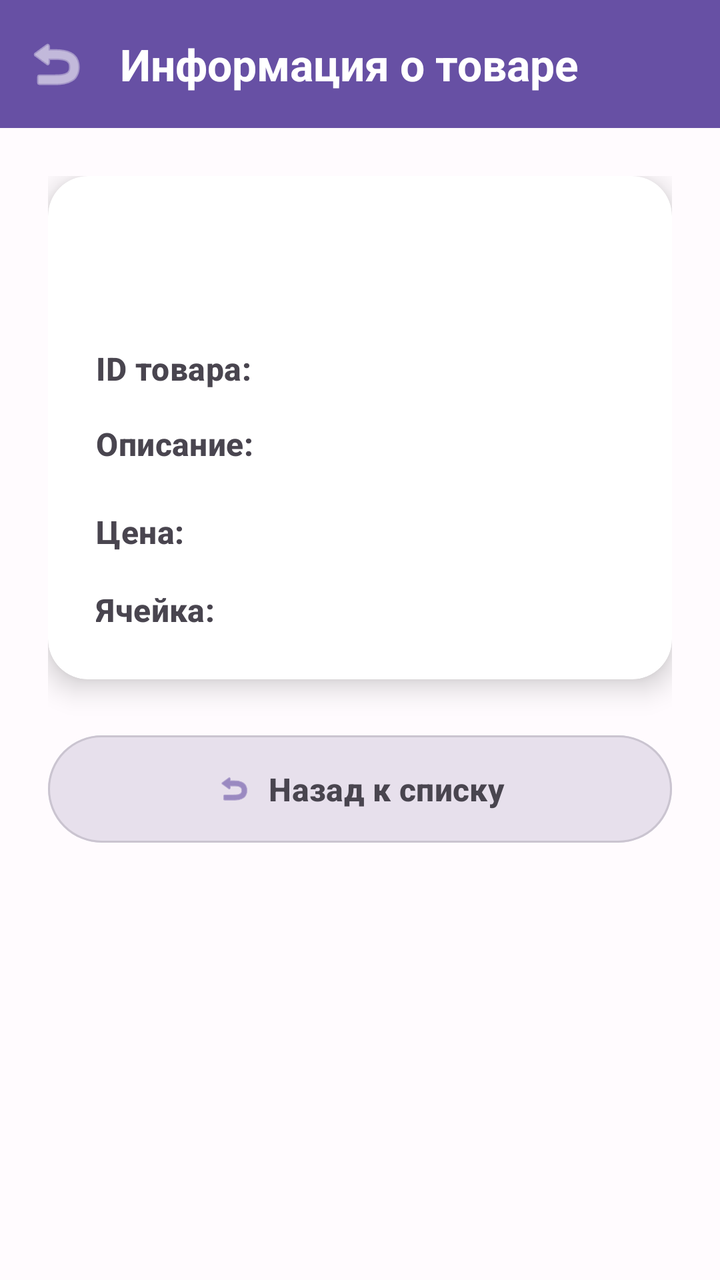
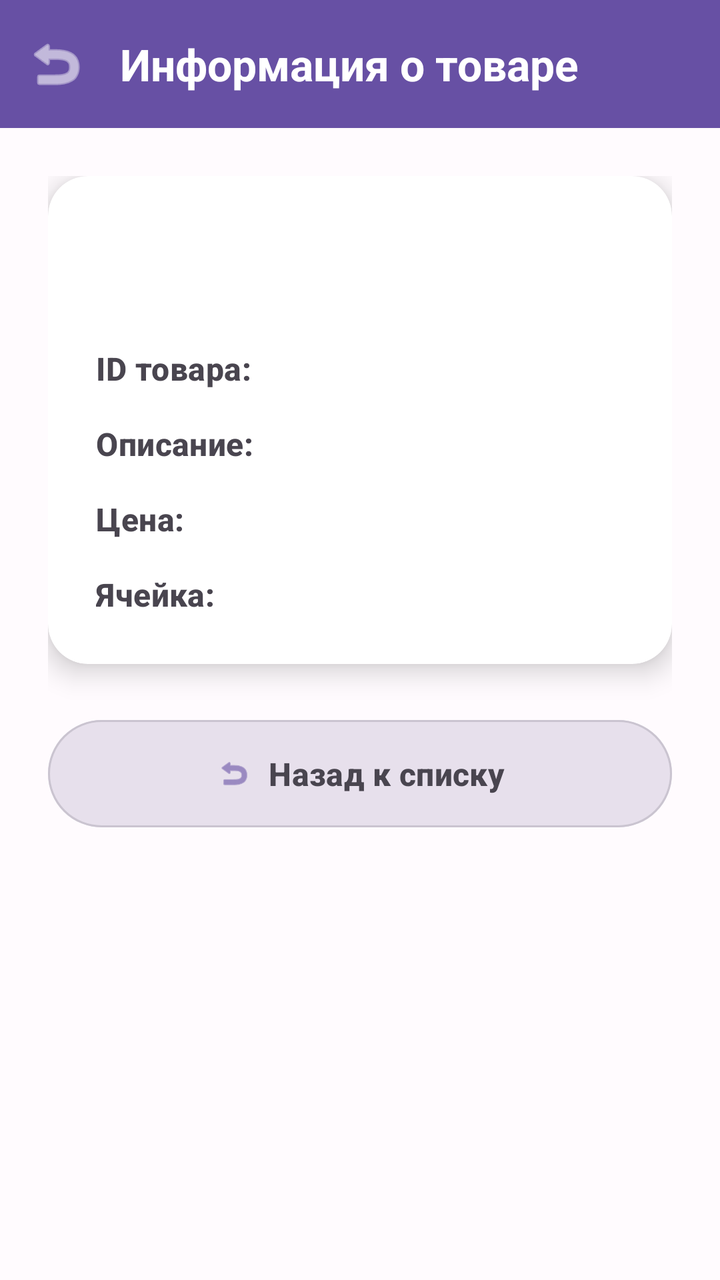

Before-and-after screenshots of an Android layout around one commit, followed by the original layout XML and the change that was made.
<!-- AndroidManifest.xml: application theme AppTheme -->
<!-- res/layout/activity_product_details.xml -->
<?xml version="1.0" encoding="utf-8"?>
<androidx.coordinatorlayout.widget.CoordinatorLayout xmlns:android="http://schemas.android.com/apk/res/android"
    xmlns:app="http://schemas.android.com/apk/res-auto"
    android:layout_width="match_parent"
    android:layout_height="match_parent"
    android:background="@color/background">

    
    <com.google.android.material.appbar.AppBarLayout
        android:layout_width="match_parent"
        android:layout_height="wrap_content"
        android:background="@color/primary"
        app:elevation="0dp">

        <com.google.android.material.appbar.MaterialToolbar
            android:id="@+id/toolbar"
            android:layout_width="match_parent"
            android:layout_height="?attr/actionBarSize"
            app:title="@string/product_details_title"
            app:titleTextColor="@color/on_primary"
            app:titleTextAppearance="@style/TextAppearance.App.TitleLarge"
            app:navigationIcon="@android:drawable/ic_menu_revert"
            app:navigationIconTint="@color/on_primary" />

    </com.google.android.material.appbar.AppBarLayout>

    
    <androidx.core.widget.NestedScrollView
        android:layout_width="match_parent"
        android:layout_height="match_parent"
        app:layout_behavior="@string/appbar_scrolling_view_behavior">

        <LinearLayout
            android:layout_width="match_parent"
            android:layout_height="wrap_content"
            android:orientation="vertical"
            android:padding="24dp">

            
            <androidx.cardview.widget.CardView
                android:id="@+id/productCard"
                android:layout_width="match_parent"
                android:layout_height="wrap_content"
                android:layout_marginBottom="24dp"
                app:cardBackgroundColor="@color/card_background"
                app:cardCornerRadius="20dp"
                app:cardElevation="8dp">

                <LinearLayout
                    android:layout_width="match_parent"
                    android:layout_height="wrap_content"
                    android:orientation="vertical"
                    android:padding="24dp">

                    
                    <TextView
                        android:id="@+id/productName"
                        android:layout_width="match_parent"
                        android:layout_height="wrap_content"
                        android:textAppearance="@style/TextAppearance.App.HeadlineMedium"
                        android:textColor="@color/text_primary"
                        android:textAlignment="center"
                        android:layout_marginBottom="24dp" />

                    
                    <LinearLayout
                        android:layout_width="match_parent"
                        android:layout_height="wrap_content"
                        android:orientation="vertical">

                        
                        <LinearLayout
                            android:layout_width="match_parent"
                            android:layout_height="wrap_content"
                            android:orientation="horizontal"
                            android:layout_marginBottom="16dp">

                            <TextView
                                android:layout_width="wrap_content"
                                android:layout_height="wrap_content"
                                android:text="@string/product_barcode_label"
                                android:textAppearance="@style/TextAppearance.App.TitleMedium"
                                android:textColor="@color/text_secondary" />

                            <TextView
                                android:id="@+id/productBarcode"
                                android:layout_width="0dp"
                                android:layout_height="wrap_content"
                                android:layout_weight="1"
                                android:textAppearance="@style/TextAppearance.App.BodyLarge"
                                android:textColor="@color/text_primary"
                                android:fontFamily="monospace" />

                        </LinearLayout>

                        
                        <LinearLayout
                            android:layout_width="match_parent"
                            android:layout_height="wrap_content"
                            android:orientation="horizontal"
                            android:layout_marginBottom="16dp">

                            <TextView
                                android:layout_width="wrap_content"
                                android:layout_height="wrap_content"
                                android:text="@string/product_description_label"
                                android:textAppearance="@style/TextAppearance.App.TitleMedium"
                                android:textColor="@color/text_secondary" />

                            <TextView
                                android:id="@+id/productDescription"
                                android:layout_width="0dp"
                                android:layout_height="wrap_content"
                                android:layout_weight="1"
                                android:textAppearance="@style/TextAppearance.App.BodyMedium"
                                android:textColor="@color/text_secondary" />

                        </LinearLayout>

                        
                        <LinearLayout
                            android:layout_width="match_parent"
                            android:layout_height="wrap_content"
                            android:orientation="horizontal"
                            android:layout_marginBottom="16dp">

                            <TextView
                                android:layout_width="wrap_content"
                                android:layout_height="wrap_content"
                                android:text="@string/product_price_label"
                                android:textAppearance="@style/TextAppearance.App.TitleMedium"
                                android:textColor="@color/text_secondary" />

                            <TextView
                                android:id="@+id/productPrice"
                                android:layout_width="0dp"
                                android:layout_height="wrap_content"
                                android:layout_weight="1"
                                android:textAppearance="@style/TextAppearance.App.TitleLarge"
                                android:textColor="@color/text_primary"
                                android:textStyle="bold" />

                        </LinearLayout>

                        
                        <LinearLayout
                            android:layout_width="match_parent"
                            android:layout_height="wrap_content"
                            android:orientation="horizontal">

                            <TextView
                                android:layout_width="wrap_content"
                                android:layout_height="wrap_content"
                                android:text="@string/product_cell_label"
                                android:textAppearance="@style/TextAppearance.App.TitleMedium"
                                android:textColor="@color/text_secondary" />

                            <TextView
                                android:id="@+id/productCell"
                                android:layout_width="0dp"
                                android:layout_height="wrap_content"
                                android:layout_weight="1"
                                android:textAppearance="@style/TextAppearance.App.BodyLarge"
                                android:textColor="@color/text_primary" />

                        </LinearLayout>

                    </LinearLayout>

                </LinearLayout>
            </androidx.cardview.widget.CardView>

            
            <LinearLayout
                android:layout_width="match_parent"
                android:layout_height="wrap_content"
                android:orientation="vertical">

                <com.google.android.material.button.MaterialButton
                    android:id="@+id/backButton"
                    android:layout_width="match_parent"
                    android:layout_height="wrap_content"
                    android:text="@string/back_to_list_button"
                    android:textSize="16sp"
                    style="@style/AppButtonSecondaryStyle"
                    app:icon="@android:drawable/ic_menu_revert"
                    app:iconGravity="textStart"
                    app:iconPadding="8dp" />

            </LinearLayout>

        </LinearLayout>
    </androidx.core.widget.NestedScrollView>

</androidx.coordinatorlayout.widget.CoordinatorLayout>
<!-- resources referenced by this layout -->
<resources>
  <color name="background">#FFFBFE</color>
  <color name="card_background">#FFFFFF</color>
  <color name="on_primary">#FFFFFF</color>
  <color name="primary">#6750A4</color>
  <color name="text_primary">#1C1B1F</color>
  <color name="text_secondary">#49454F</color>
  <string name="back_to_list_button">Назад к списку</string>
  <string name="product_barcode_label">ID товара: </string>
  <string name="product_cell_label">Ячейка: </string>
  <string name="product_description_label">Описание: </string>
  <string name="product_details_title">Информация о товаре</string>
  <string name="product_price_label">Цена: </string>
  <style name="TextAppearance.App.BodyLarge" parent="TextAppearance.Material3.BodyLarge">
          <item name="android:textColor">@color/text_primary</item>
          <item name="android:textSize">16sp</item>
      </style>
  <style name="TextAppearance.App.BodyMedium" parent="TextAppearance.Material3.BodyMedium">
          <item name="android:textColor">@color/text_secondary</item>
          <item name="android:textSize">14sp</item>
      </style>
  <style name="TextAppearance.App.HeadlineMedium" parent="TextAppearance.Material3.HeadlineMedium">
          <item name="android:textColor">@color/text_primary</item>
          <item name="android:textSize">28sp</item>
          <item name="android:textStyle">bold</item>
      </style>
  <style name="TextAppearance.App.TitleLarge" parent="TextAppearance.Material3.TitleLarge">
          <item name="android:textColor">@color/text_primary</item>
          <item name="android:textSize">22sp</item>
          <item name="android:textStyle">bold</item>
      </style>
  <style name="TextAppearance.App.TitleMedium" parent="TextAppearance.Material3.TitleMedium">
          <item name="android:textColor">@color/text_primary</item>
          <item name="android:textSize">16sp</item>
          <item name="android:textStyle">bold</item>
      </style>
  <color name="button_secondary">#E7E0EC</color>
  <color name="button_secondary_text">#49454F</color>
  <color name="secondary">#625B71</color>
  <color name="outline_variant">#CAC4D0</color>
  <color name="primary_variant">#4F378B</color>
  <color name="on_secondary">#FFFFFF</color>
  <color name="tertiary">#7D5260</color>
  <color name="on_tertiary">#FFFFFF</color>
  <color name="surface">#FFFBFE</color>
  <color name="on_surface">#1C1B1F</color>
  <color name="surface_variant">#E7E0EC</color>
  <color name="on_surface_variant">#49454F</color>
  <color name="text_tertiary">#79747E</color>
  <color name="error">#BA1A1A</color>
  <color name="on_error">#FFFFFF</color>
  <style name="AppButtonStyle" parent="Widget.Material3.Button">
          <item name="backgroundTint">@color/button_background</item>
          <item name="android:textColor">@color/button_text</item>
          <item name="rippleColor">@color/primary</item>
          <item name="android:padding">16dp</item>
          <item name="android:textSize">16sp</item>
          <item name="android:textStyle">bold</item>
          <item name="elevation">2dp</item>
      </style>
  <style name="AppCardViewStyle" parent="Widget.Material3.CardView.Elevated">
          <item name="cardBackgroundColor">@color/card_background</item>
          <item name="cardElevation">8dp</item>
          <item name="cardCornerRadius">16dp</item>
          <item name="cardMaxElevation">12dp</item>
          <item name="contentPadding">0dp</item>
      </style>
  <style name="AppToolbarStyle" parent="Widget.Material3.Toolbar">
          <item name="titleTextColor">@color/on_primary</item>
          <item name="subtitleTextColor">@color/on_primary</item>
          <item name="android:background">@color/primary</item>
          <item name="elevation">4dp</item>
      </style>
  <color name="button_background">#6750A4</color>
  <color name="button_text">#FFFFFF</color>
  <!-- unchanged entries left out for length: 3 -->
</resources>

<!-- the commit's change to res/layout/activity_product_details.xml (unified diff, before → after) -->
@@ -136,9 +136,9 @@
                                 android:layout_width="0dp"
                                 android:layout_height="wrap_content"
                                 android:layout_weight="1"
-                                android:textAppearance="@style/TextAppearance.App.TitleLarge"
+                                android:textAppearance="@style/TextAppearance.App.BodyLarge"
                                 android:textColor="@color/text_primary"
-                                android:textStyle="bold" />
+                                android:textStyle="normal" />
 
                         </LinearLayout>
 
